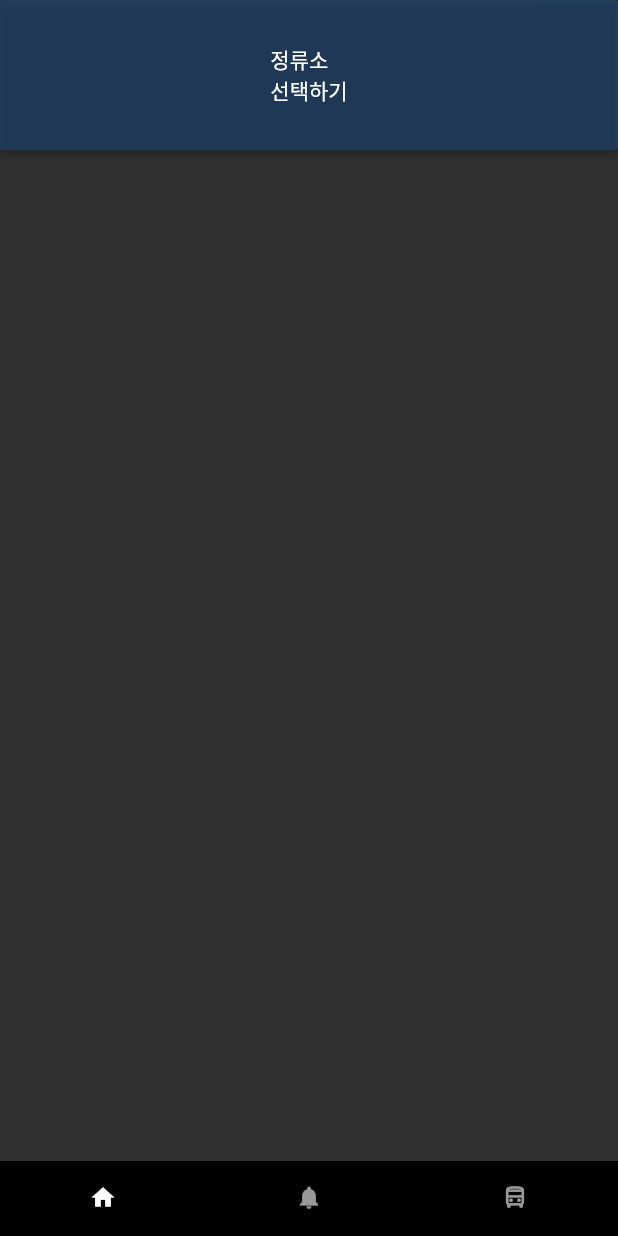
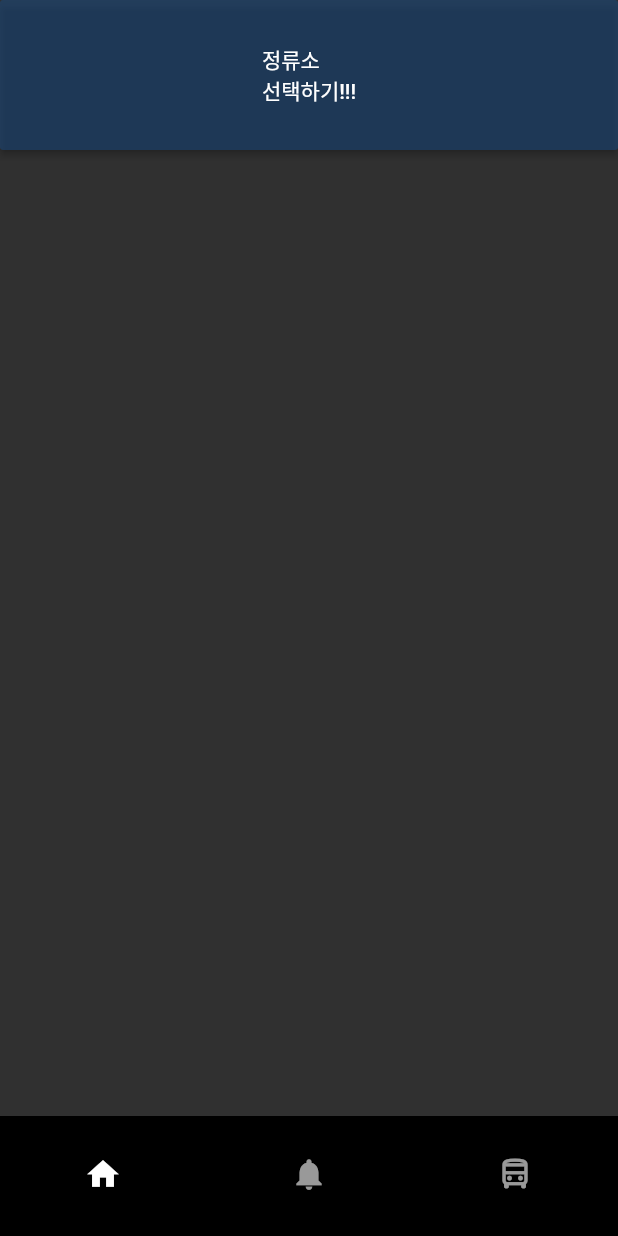
Before and after one commit to gowoonsori/weTaYo, a Flutter app: the screen it shows after launch, on a phone screen of 412 x 824 dp. Run offline on Flutter 3.47's test engine with Material 2 defaults, Android fonts, the phone set to English and light mode, and no system bars.

Commit message:
2020.02.06

```diff
--- a/wetayo_app/lib/screen/home_screen.dart
+++ b/wetayo_app/lib/screen/home_screen.dart
@@ -25,7 +25,8 @@ class _HomeScreenState extends State<HomeScreen> {
 
   @override
   Widget build(BuildContext context) {
-    return Center(
+    return Scaffold(
+      body: Center(
         child: Column(
           children: <Widget>[
             ButtonTheme(
@@ -33,13 +34,14 @@ class _HomeScreenState extends State<HomeScreen> {
               minWidth: double.infinity,
               height: 100.0,
               child: RaisedButton(
-              child: Text('정류소 \n선택하기'),
+                child: Text('정류소 \n선택하기!!!'),
                 padding: EdgeInsets.all(20),
                 onPressed: onClick,
               ),
             )
           ],
         ),
+      ),
     );
   }
 }
--- a/wetayo_app/lib/widget/bottom_bar.dart
+++ b/wetayo_app/lib/widget/bottom_bar.dart
@@ -4,6 +4,7 @@ class Bottom extends StatelessWidget {
   @override
   Widget build(BuildContext context) {
     return Container(
+      height: 80,
       color: Colors.black,
       child: Container(
         height: 50,
@@ -15,19 +16,19 @@ class Bottom extends StatelessWidget {
             Tab(
               icon: Icon(
                 Icons.home,
-                size: 18,
+                size: 25,
               ),
             ),
             Tab(
               icon: Icon(
                 Icons.notifications,
-                size: 18,
+                size: 25,
               ),
             ),
             Tab(
               icon: Icon(
                 Icons.directions_bus_outlined,
-                size: 18,
+                size: 25,
               ),
             ),
           ],
```
Also changed, not shown: 2 other files. Lines whose indentation alone changed are shown as unchanged.
